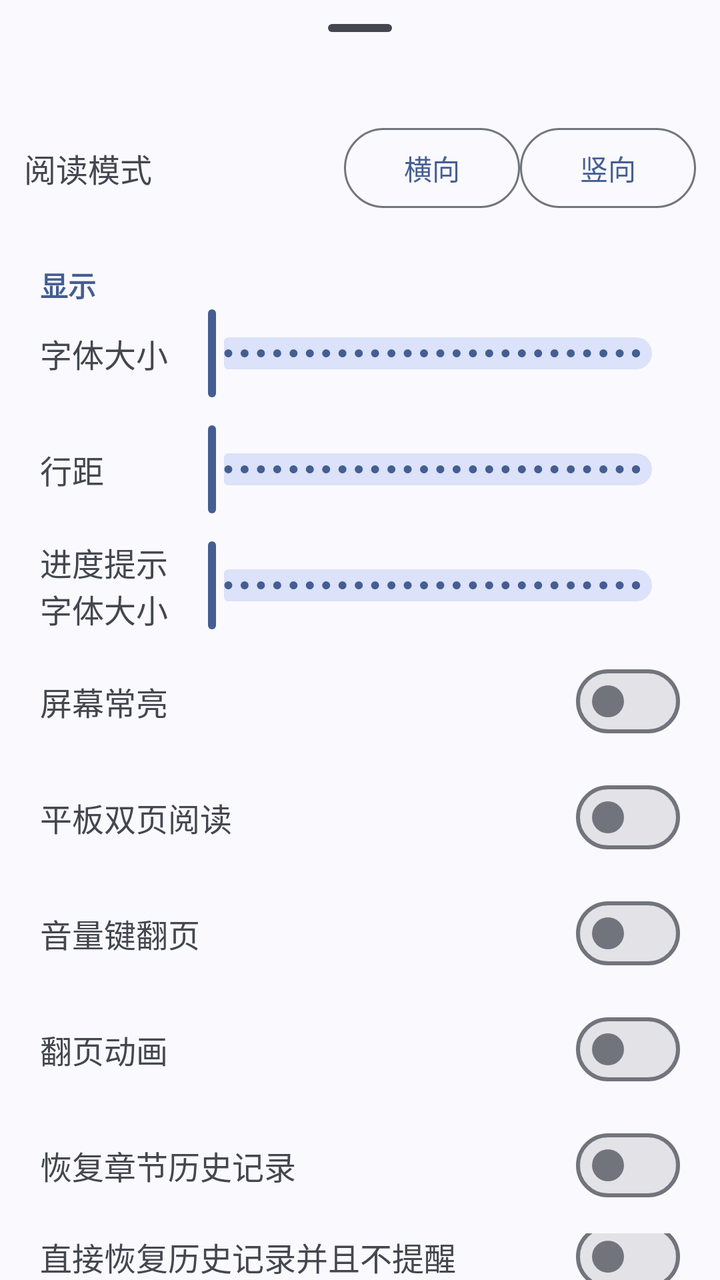
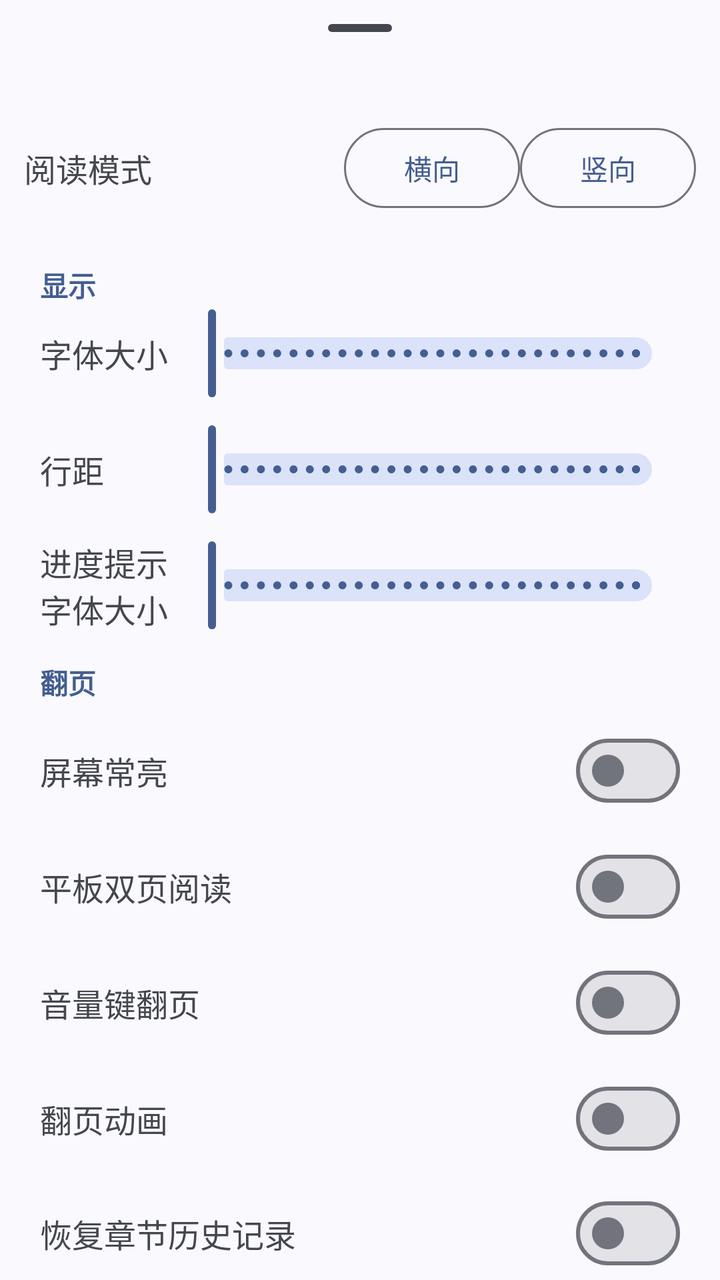

Compare the two renders of this Android layout. The source of the first and the diff that turns it into the second are given below.
<!-- AndroidManifest.xml: application theme Theme.HikariNovel -->
<!-- res/layout/view_horizontal_read_config.xml -->
<?xml version="1.0" encoding="utf-8"?>
<LinearLayout xmlns:android="http://schemas.android.com/apk/res/android"
    android:layout_width="match_parent"
    android:layout_height="wrap_content"
    android:layout_gravity="bottom"
    android:orientation="vertical">

    <com.google.android.material.bottomsheet.BottomSheetDragHandleView
        android:layout_width="match_parent"
        android:layout_height="wrap_content" />

    <LinearLayout android:layout_width="match_parent" android:layout_height="wrap_content" android:gravity="center" android:padding="12dp" android:orientation="horizontal">
        <TextView android:layout_width="0dp" android:layout_height="wrap_content" android:layout_weight="1" android:text="@string/read_mode" android:textSize="16sp" />
        <com.google.android.material.button.MaterialButton android:id="@+id/b_h_read_config_horizontal" style="@style/Widget.Material3.Button.OutlinedButton" android:layout_width="wrap_content" android:layout_height="wrap_content" android:text="@string/horizontal" />
        <com.google.android.material.button.MaterialButton android:id="@+id/b_h_read_config_vertical" style="@style/Widget.Material3.Button.OutlinedButton" android:layout_width="wrap_content" android:layout_height="wrap_content" android:text="@string/vertical" />
    </LinearLayout>

    <LinearLayout
        android:layout_width="match_parent"
        android:layout_height="wrap_content"
        android:orientation="vertical">

        <TextView android:layout_width="match_parent" android:layout_height="wrap_content" android:paddingLeft="20dp" android:paddingTop="12dp" android:text="@string/display_settings" android:textColor="?colorPrimary" android:textStyle="bold" />

        <LinearLayout
            android:layout_width="match_parent"
            android:layout_height="wrap_content"
            android:layout_marginLeft="20dp"
            android:layout_marginRight="20dp"
            android:gravity="center"
            android:orientation="horizontal">

            <TextView
                android:layout_width="0dp"
                android:layout_height="wrap_content"
                android:layout_weight="1"
                android:text="@string/font_size"
                android:textSize="16sp" />

            <com.google.android.material.slider.Slider
                android:id="@+id/s_v_h_read_config_font_size"
                android:layout_width="0dp"
                android:layout_height="wrap_content"
                android:layout_weight="4"
                android:stepSize="1"
                android:valueFrom="30"
                android:valueTo="100" />
        </LinearLayout>

        <LinearLayout
            android:layout_width="match_parent"
            android:layout_height="wrap_content"
            android:layout_marginLeft="20dp"
            android:layout_marginRight="20dp"
            android:layout_marginTop="10dp"
            android:gravity="center"
            android:orientation="horizontal">

            <TextView
                android:layout_width="0dp"
                android:layout_height="wrap_content"
                android:layout_weight="1"
                android:text="@string/line_spacing"
                android:textSize="16sp" />

            <com.google.android.material.slider.Slider
                android:id="@+id/s_v_h_read_config_line_spacing"
                android:layout_width="0dp"
                android:layout_height="wrap_content"
                android:layout_weight="4"
                android:stepSize="0.1"
                android:valueFrom="1"
                android:valueTo="5" />
        </LinearLayout>

        <LinearLayout
            android:layout_width="match_parent"
            android:layout_height="wrap_content"
            android:layout_marginLeft="20dp"
            android:layout_marginRight="20dp"
            android:layout_marginTop="10dp"
            android:gravity="center"
            android:orientation="horizontal">

            <TextView
                android:layout_width="0dp"
                android:layout_height="wrap_content"
                android:layout_weight="1"
                android:text="@string/progress_text_size"
                android:textSize="16sp" />

            <com.google.android.material.slider.Slider
                android:id="@+id/s_v_h_read_config_bottom_text_size"
                android:layout_width="0dp"
                android:layout_height="wrap_content"
                android:layout_weight="4"
                android:stepSize="1"
                android:valueFrom="1"
                android:valueTo="100" />
        </LinearLayout>

        <LinearLayout
            android:layout_width="match_parent"
            android:layout_height="wrap_content"
            android:layout_marginLeft="20dp"
            android:layout_marginTop="10dp"
            android:layout_marginRight="20dp"
            android:gravity="center"
            android:orientation="horizontal">

            <TextView
                android:layout_width="0dp"
                android:layout_height="wrap_content"
                android:layout_weight="1"
                android:text="@string/keep_screen_on"
                android:textSize="16sp" />

            <com.google.android.material.materialswitch.MaterialSwitch
                android:id="@+id/s_v_h_read_config_keep_screen_on"
                android:layout_width="wrap_content"
                android:layout_height="wrap_content" />

        </LinearLayout>

        <LinearLayout
            android:layout_width="match_parent"
            android:layout_height="wrap_content"
            android:layout_marginLeft="20dp"
            android:layout_marginTop="10dp"
            android:layout_marginRight="20dp"
            android:gravity="center"
            android:orientation="horizontal">

            <TextView
                android:layout_width="0dp"
                android:layout_height="wrap_content"
                android:layout_weight="1"
                android:text="@string/tablet_double_page"
                android:textSize="16sp" />

            <com.google.android.material.materialswitch.MaterialSwitch
                android:id="@+id/s_v_h_read_config_tablet_double_page"
                android:layout_width="wrap_content"
                android:layout_height="wrap_content" />

        </LinearLayout>

        <LinearLayout
            android:layout_width="match_parent"
            android:layout_height="wrap_content"
            android:layout_marginLeft="20dp"
            android:layout_marginTop="10dp"
            android:layout_marginRight="20dp"
            android:gravity="center"
            android:orientation="horizontal">

            <TextView
                android:layout_width="0dp"
                android:layout_height="wrap_content"
                android:layout_weight="1"
                android:text="@string/key_down_switch_chapter"
                android:textSize="16sp" />

            <com.google.android.material.materialswitch.MaterialSwitch
                android:id="@+id/s_v_h_read_config_key_down_switch_chapter"
                android:layout_width="wrap_content"
                android:layout_height="wrap_content" />

        </LinearLayout>

        <LinearLayout
            android:layout_width="match_parent"
            android:layout_height="wrap_content"
            android:layout_marginLeft="20dp"
            android:layout_marginTop="10dp"
            android:layout_marginRight="20dp"
            android:gravity="center"
            android:orientation="horizontal">

            <TextView
                android:layout_width="0dp"
                android:layout_height="wrap_content"
                android:layout_weight="1"
                android:text="@string/switch_animation"
                android:textSize="16sp" />

            <com.google.android.material.materialswitch.MaterialSwitch
                android:id="@+id/s_v_h_read_config_switch_animation"
                android:layout_width="wrap_content"
                android:layout_height="wrap_content" />

        </LinearLayout>

        <LinearLayout
            android:layout_width="match_parent"
            android:layout_height="wrap_content"
            android:layout_marginLeft="20dp"
            android:layout_marginTop="10dp"
            android:layout_marginRight="20dp"
            android:gravity="center"
            android:orientation="horizontal">

            <TextView
                android:layout_width="0dp"
                android:layout_height="wrap_content"
                android:layout_weight="1"
                android:text="@string/restore_chapter_read_history_with_confirm"
                android:textSize="16sp" />

            <com.google.android.material.materialswitch.MaterialSwitch
                android:id="@+id/s_v_h_read_config_restore_chapter_read_history"
                android:layout_width="wrap_content"
                android:layout_height="wrap_content" />

        </LinearLayout>

        <LinearLayout
            android:layout_width="match_parent"
            android:layout_height="wrap_content"
            android:layout_marginLeft="20dp"
            android:layout_marginTop="10dp"
            android:layout_marginRight="20dp"
            android:gravity="center"
            android:orientation="horizontal">

            <TextView
                android:layout_width="0dp"
                android:layout_height="wrap_content"
                android:layout_weight="1"
                android:text="@string/restore_chapter_read_history_without_confirm"
                android:textSize="16sp" />

            <com.google.android.material.materialswitch.MaterialSwitch
                android:id="@+id/s_v_h_read_config_restore_chapter_read_history_without_confirm"
                android:layout_width="wrap_content"
                android:layout_height="wrap_content" />

        </LinearLayout>

        <LinearLayout
            android:layout_width="match_parent"
            android:layout_height="wrap_content"
            android:layout_marginLeft="20dp"
            android:layout_marginTop="10dp"
            android:layout_marginRight="20dp"
            android:gravity="center"
            android:orientation="horizontal">

            <TextView
                android:layout_width="0dp"
                android:layout_height="wrap_content"
                android:layout_weight="1"
                android:text="@string/font_color_bg_color"
                android:textSize="16sp" />

            <com.google.android.material.button.MaterialButton
                android:id="@+id/b_v_h_read_config_color"
                android:layout_width="wrap_content"
                android:layout_height="wrap_content"
                android:text="@string/modify" />

        </LinearLayout>

    </LinearLayout>

</LinearLayout>
<!-- resources referenced by this layout -->
<resources>
  <string name="display_settings">显示</string>
  <string name="font_color_bg_color">字体颜色和背景颜色</string>
  <string name="font_size">字体大小</string>
  <string name="horizontal">横向</string>
  <string name="keep_screen_on">屏幕常亮</string>
  <string name="key_down_switch_chapter">音量键翻页</string>
  <string name="line_spacing">行距</string>
  <string name="modify">修改</string>
  <string name="progress_text_size">进度提示字体大小</string>
  <string name="read_mode">阅读模式</string>
  <string name="restore_chapter_read_history_with_confirm">恢复章节历史记录</string>
  <string name="restore_chapter_read_history_without_confirm">直接恢复历史记录并且不提醒</string>
  <string name="switch_animation">翻页动画</string>
  <string name="tablet_double_page">平板双页阅读</string>
  <string name="vertical">竖向</string>
  <style name="Theme.HikariNovel" parent="Base.Theme.HikariNovel">
          <item name="android:navigationBarColor">@android:color/transparent</item>
          <item name="android:statusBarColor">@android:color/transparent</item>
          <item name="android:windowLightStatusBar">?attr/isLightTheme</item>
      </style>
  <style name="Base.Theme.HikariNovel" parent="Theme.Material3.DynamicColors.DayNight.NoActionBar">
          
  
      </style>
</resources>

<!-- the commit's change to res/layout/view_horizontal_read_config.xml (unified diff, before → after) -->
@@ -99,6 +99,8 @@
                 android:valueTo="100" />
         </LinearLayout>
 
+        <TextView android:layout_width="match_parent" android:layout_height="wrap_content" android:paddingLeft="20dp" android:paddingTop="14dp" android:text="@string/paging_settings" android:textColor="?colorPrimary" android:textStyle="bold" />
+
         <LinearLayout
             android:layout_width="match_parent"
             android:layout_height="wrap_content"
<!-- resource entries referenced after the edit -->
@@ -8,6 +8,7 @@
   <string name="key_down_switch_chapter">音量键翻页</string>
   <string name="line_spacing">行距</string>
   <string name="modify">修改</string>
+  <string name="paging_settings">翻页</string>
   <string name="progress_text_size">进度提示字体大小</string>
   <string name="read_mode">阅读模式</string>
   <string name="restore_chapter_read_history_with_confirm">恢复章节历史记录</string>
